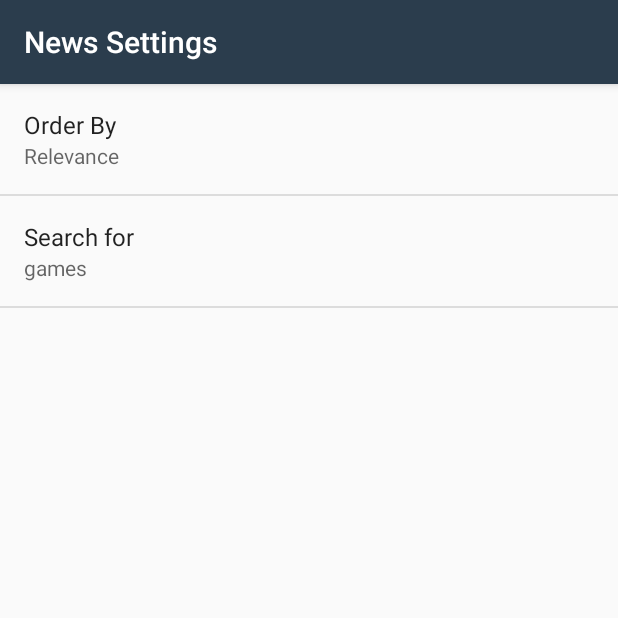
After one commit to MayankSingh1993/NewsApp, an Android app: the SettingsActivity screen opened directly, with no data from a screen before it, on a phone screen of 412 x 824 dp, the top half of it. The commit adds this screen. Run offline under Robolectric (Android 15) with nearby library versions, the phone set to English and light mode, and no system bars.

Commit message:
Shared Preferences has been added to build the uri

```diff
--- a/app/build.gradle
+++ b/app/build.gradle
@@ -11,9 +11,13 @@ android {
         testInstrumentationRunner "android.support.test.runner.AndroidJUnitRunner"
     }
     buildTypes {
+        debug {
+            buildConfigField 'String', "GUARDIAN_API_KEY", GUARDIAN_API_KEY
+        }
         release {
             minifyEnabled false
             proguardFiles getDefaultProguardFile('proguard-android.txt'), 'proguard-rules.pro'
+
         }
     }
 }
--- /dev/null
+++ b/app/src/main/java/com/example/newsapp/SettingsActivity.java
@@ -0,0 +1,80 @@
+package com.example.newsapp;
+
+import android.content.SharedPreferences;
+import android.os.Bundle;
+import android.preference.ListPreference;
+import android.preference.Preference;
+import android.preference.PreferenceFragment;
+import android.preference.PreferenceManager;
+import android.support.annotation.Nullable;
+import android.support.v7.app.AppCompatActivity;
+
+public class SettingsActivity extends AppCompatActivity {
+
+    @Override
+    protected void onCreate(Bundle savedInstanceState) {
+        super.onCreate(savedInstanceState);
+        setContentView(R.layout.settings_activity);
+    }
+
+    //custom PreferenceFragment
+    public static class NewsPreferenceFragment extends PreferenceFragment implements Preference.OnPreferenceChangeListener {
+
+        @Override
+        public void onCreate(@Nullable Bundle savedInstanceState) {
+            super.onCreate(savedInstanceState);
+            //add preference widgets defined in xml file
+            addPreferencesFromResource(R.xml.settings_main);
+
+            //get reference to order_by preference
+            Preference orderBy = findPreference(getString(R.string.settings_order_by_key));
+            //update summary value for order_by
+            bindPreferenceSummaryToValue(orderBy);
+
+            //get reference to search_for preference
+            Preference searchFor = findPreference(getString(R.string.settings_search_for_key));
+            //update summary value for search_for
+            bindPreferenceSummaryToValue(searchFor);
+        }
+
+        /**
+         * displays value of preference as a summary under preference
+         *
+         * @param preference reference to preference widget
+         */
+        private void bindPreferenceSummaryToValue(Preference preference) {
+            //set preference change listener to fetch the updated preference value when changed
+            preference.setOnPreferenceChangeListener(this);
+            //get the stored values from SharedPreferences
+            SharedPreferences sharedPrefs = PreferenceManager.getDefaultSharedPreferences(preference.getContext());
+            String preferenceString = sharedPrefs.getString(preference.getKey(), "");
+            //invoke onPreferenceChange to update the summary with the new value
+            onPreferenceChange(preference, preferenceString);
+        }
+
+        /**
+         * fetches and updates summary value for preferences when changes
+         *
+         * @param preference reference to preference widget
+         * @param newValue   newly updated preference value
+         * @return boolean flag indicating preference change has been handled
+         */
+        @Override
+        public boolean onPreferenceChange(Preference preference, Object newValue) {
+            //identify if the preference widget is for order_by list or search_for edittext
+            if (preference instanceof ListPreference) {
+                ListPreference listPreference = (ListPreference) preference;
+                //fetch the index of the order_by value
+                int prefIndex = listPreference.findIndexOfValue(newValue.toString());
+                //update the summary value of preference value is changed
+                if (prefIndex >= 0) {
+                    preference.setSummary(listPreference.getEntries()[prefIndex]);
+                }
+            } else {
+                //set the summary to be the value of edittext for the EditText preference widget
+                preference.setSummary(newValue.toString());
+            }
+            return true;
+        }
+    }
+}
--- a/app/src/main/res/layout/activity_main.xml
+++ b/app/src/main/res/layout/activity_main.xml
@@ -11,8 +11,7 @@
          android:dividerHeight = "0dp"
          android:orientation = "vertical" />
 
-      <!-- Empty view is only visible when the list has no items. -->
-    <TextView
+      <!-- Empty view is only visible when the list has no items. --><TextView
       android:id = "@+id/empty_view"
       android:layout_width = "wrap_content"
       android:layout_height = "wrap_content"
--- a/app/src/main/res/values/ic_launcher_background.xml
+++ b/app/src/main/res/values/ic_launcher_background.xml
@@ -1,4 +1,4 @@
 <?xml version="1.0" encoding="utf-8"?>
-<resources>
-    <color name="ic_launcher_background">#E44F50</color>
-</resources>
+<resources >
+    <color name = "ic_launcher_background" >#E44F50</color >
+</resources >
--- /dev/null
+++ b/app/src/main/res/xml/settings_main.xml
@@ -0,0 +1,15 @@
+<?xml version="1.0" encoding="utf-8"?>
+<PreferenceScreen xmlns:android = "http://schemas.android.com/apk/res/android" >
+    <ListPreference
+        android:defaultValue = "@string/settings_order_by_default"
+        android:entries = "@array/settings_orders_by_labels"
+        android:entryValues = "@array/settings_orders_by_values"
+        android:key = "@string/settings_order_by_key"
+        android:title = "@string/settings_order_by_label" />
+      <EditTextPreference
+          android:defaultValue = "@string/settings_search_for_default"
+          android:inputType = "text"
+          android:key = "@string/settings_search_for_key"
+          android:selectAllOnFocus = "true"
+          android:title = "@string/settings_search_for_label" />
+</PreferenceScreen >
--- a/gradle.properties
+++ b/gradle.properties
@@ -11,3 +11,5 @@ org.gradle.jvmargs=-Xmx1536m
 # This option should only be used with decoupled projects. More details, visit
 # http://www.gradle.org/docs/current/userguide/multi_project_builds.html#sec:decoupled_projects
 # org.gradle.parallel=true
+
+GUARDIAN_API_KEY="a933c2fe-895f-4c72-b82a-c1317f423c1a"
```
Also changed, not shown: app/src/main/AndroidManifest.xml (+9 -0 lines), app/src/main/java/com/example/newsapp/NewsActivity.java (+81 -3 lines), app/src/main/res/layout/settings_activity.xml (added, +8 -0 lines), app/src/main/res/menu/main.xml (added, +8 -0 lines), app/src/main/res/values/array.xml (added, +11 -0 lines), app/src/main/res/values/strings.xml (+19 -10 lines).
